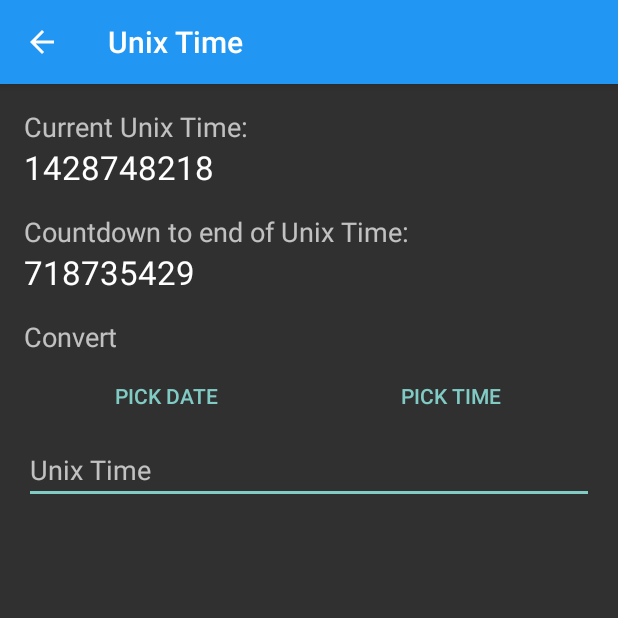
After one commit to teinvdlugt/SmartCalc, an Android app: the UnixTimeActivity screen opened directly, with no data from a screen before it, on a phone screen of 412 x 824 dp, the top half of it. The commit adds this screen. Run offline under Robolectric (Android 15) with nearby library versions, the phone set to English and light mode, and no system bars.

Commit message:
Add Unix Time

```diff
--- a/app/build.gradle
+++ b/app/build.gradle
@@ -8,8 +8,8 @@ android {
         applicationId "com.teinproductions.tein.smartcalc"
         minSdkVersion 14
         targetSdkVersion 22
-        versionCode 3
-        versionName "1.1"
+        versionCode 4
+        versionName "1.2"
     }
     buildTypes {
         release {
--- a/app/src/main/java/com/teinproductions/tein/smartcalc/IOHandler.java
+++ b/app/src/main/java/com/teinproductions/tein/smartcalc/IOHandler.java
@@ -10,8 +10,8 @@ import android.widget.Toast;
 
 import com.teinproductions.tein.smartcalc.chemistry.molu.CustomParticle;
 import com.teinproductions.tein.smartcalc.chemistry.molu.CustomParticlesActivity;
-import com.teinproductions.tein.smartcalc.conversion.numeralsystem.NumeralSystem;
-import com.teinproductions.tein.smartcalc.conversion.numeralsystem.NumeralSystemConvertActivity;
+import com.teinproductions.tein.smartcalc.computerscience.numeralsystem.NumeralSystem;
+import com.teinproductions.tein.smartcalc.computerscience.numeralsystem.NumeralSystemConvertActivity;
 
 import org.json.JSONArray;
 import org.json.JSONException;
--- a/app/src/main/java/com/teinproductions/tein/smartcalc/conversion/numeralsystem/NumeralSystem.java
+++ b/app/src/main/java/com/teinproductions/tein/smartcalc/computerscience/numeralsystem/NumeralSystem.java
@@ -1,4 +1,4 @@
-package com.teinproductions.tein.smartcalc.conversion.numeralsystem;
+package com.teinproductions.tein.smartcalc.computerscience.numeralsystem;
 
 import android.content.Context;
 
--- a/app/src/main/java/com/teinproductions/tein/smartcalc/conversion/numeralsystem/NumeralSystemConvertActivity.java
+++ b/app/src/main/java/com/teinproductions/tein/smartcalc/computerscience/numeralsystem/NumeralSystemConvertActivity.java
@@ -1,4 +1,4 @@
-package com.teinproductions.tein.smartcalc.conversion.numeralsystem;
+package com.teinproductions.tein.smartcalc.computerscience.numeralsystem;
 
 import android.os.Bundle;
 import android.support.v7.app.ActionBarActivity;
--- a/app/src/main/java/com/teinproductions/tein/smartcalc/conversion/numeralsystem/NumeralSystemEditDialog.java
+++ b/app/src/main/java/com/teinproductions/tein/smartcalc/computerscience/numeralsystem/NumeralSystemEditDialog.java
@@ -1,4 +1,4 @@
-package com.teinproductions.tein.smartcalc.conversion.numeralsystem;
+package com.teinproductions.tein.smartcalc.computerscience.numeralsystem;
 
 
 import android.app.Activity;
--- a/app/src/main/java/com/teinproductions/tein/smartcalc/conversion/numeralsystem/NumeralSystemEditText.java
+++ b/app/src/main/java/com/teinproductions/tein/smartcalc/computerscience/numeralsystem/NumeralSystemEditText.java
@@ -1,4 +1,4 @@
-package com.teinproductions.tein.smartcalc.conversion.numeralsystem;
+package com.teinproductions.tein.smartcalc.computerscience.numeralsystem;
 
 import android.text.Editable;
 import android.text.InputType;
--- a/app/src/main/java/com/teinproductions/tein/smartcalc/conversion/numeralsystem/NumeralSystemVisibleDialog.java
+++ b/app/src/main/java/com/teinproductions/tein/smartcalc/computerscience/numeralsystem/NumeralSystemVisibleDialog.java
@@ -1,4 +1,4 @@
-package com.teinproductions.tein.smartcalc.conversion.numeralsystem;
+package com.teinproductions.tein.smartcalc.computerscience.numeralsystem;
 
 
 import android.app.Activity;
--- /dev/null
+++ b/app/src/main/java/com/teinproductions/tein/smartcalc/computerscience/unixtime/UnixTimeActivity.java
@@ -0,0 +1,194 @@
+package com.teinproductions.tein.smartcalc.computerscience.unixtime;
+
+import android.app.DatePickerDialog;
+import android.app.TimePickerDialog;
+import android.os.AsyncTask;
+import android.os.Bundle;
+import android.support.v7.app.ActionBarActivity;
+import android.support.v7.widget.Toolbar;
+import android.view.KeyEvent;
+import android.view.MenuItem;
+import android.view.View;
+import android.widget.Button;
+import android.widget.DatePicker;
+import android.widget.EditText;
+import android.widget.TextView;
+import android.widget.TimePicker;
+
+import com.teinproductions.tein.smartcalc.R;
+
+import java.util.Calendar;
+import java.util.GregorianCalendar;
+
+
+public class UnixTimeActivity extends ActionBarActivity {
+
+    TextView currentTime, countDown;
+    Updater updater;
+    Button pickDate, pickTime;
+    EditText unixTimeET;
+
+    GregorianCalendar date;
+    private static final String DATE = "DATE";
+
+    @Override
+    protected void onCreate(Bundle savedInstanceState) {
+        super.onCreate(savedInstanceState);
+        setContentView(R.layout.activity_unix_time);
+        setSupportActionBar((Toolbar) findViewById(R.id.toolbar));
+        getSupportActionBar().setDisplayHomeAsUpEnabled(true);
+
+        currentTime = (TextView) findViewById(R.id.current_unix_time);
+        countDown = (TextView) findViewById(R.id.countdown);
+        pickDate = (Button) findViewById(R.id.pick_date_button);
+        pickTime = (Button) findViewById(R.id.pick_time_button);
+        unixTimeET = (EditText) findViewById(R.id.unix_time_edit_text);
+
+        unixTimeET.setOnEditorActionListener(new TextView.OnEditorActionListener() {
+            @Override
+            public boolean onEditorAction(TextView textView, int i, KeyEvent keyEvent) {
+                try {
+                    convertFromUnixTimeET();
+                    return true;
+                } catch (NumberFormatException e) {
+                    return false;
+                }
+            }
+        });
+        updater = new Updater();
+        updater.execute();
+    }
+
+    public static int getUnixTime() {
+        return (int) (System.currentTimeMillis() / 1000);
+    }
+
+    public void onClickPickDate(View view) {
+        initDate();
+
+        new DatePickerDialog(this, new DatePickerDialog.OnDateSetListener() {
+            @Override
+            public void onDateSet(DatePicker datePicker, int year, int month, int day) {
+                date = new GregorianCalendar(
+                        year, month, day,
+                        date.get(Calendar.HOUR_OF_DAY), date.get(Calendar.MINUTE), date.get(Calendar.SECOND));
+                updateButtonTexts();
+                fillUnixTimeET();
+            }
+        }, date.get(Calendar.YEAR), date.get(Calendar.MONTH), date.get(Calendar.DAY_OF_MONTH)).show();
+    }
+
+    public void onClickPickTime(View view) {
+        initDate();
+
+        new TimePickerDialog(this, new TimePickerDialog.OnTimeSetListener() {
+            @Override
+            public void onTimeSet(TimePicker timePicker, int hourOfDay, int minute) {
+                date = new GregorianCalendar(
+                        date.get(Calendar.YEAR), date.get(Calendar.MONTH), date.get(Calendar.DAY_OF_MONTH),
+                        hourOfDay, minute);
+                updateButtonTexts();
+                fillUnixTimeET();
+            }
+        }, date.get(Calendar.HOUR_OF_DAY), date.get(Calendar.MINUTE), true).show();
+    }
+
+    private void fillUnixTimeET() {
+        unixTimeET.setText("" + (int) (date.getTimeInMillis() / 1000));
+    }
+
+    private void updateButtonTexts() {
+        int year = date.get(Calendar.YEAR), month = date.get(Calendar.MONTH), day = date.get(Calendar.DAY_OF_MONTH);
+        int hour = date.get(Calendar.HOUR_OF_DAY), minute = date.get(Calendar.MINUTE);
+
+        pickDate.setText(day + " / " + month + " / " + year);
+        String minuteStr = Integer.toString(minute).length() == 1 ? "0" + minute : "" + minute;
+        pickTime.setText(hour + ":" + minuteStr);
+    }
+
+    private void convertFromUnixTimeET() throws NumberFormatException{
+        Calendar c = Calendar.getInstance();
+        c.setTimeInMillis(Long.parseLong(unixTimeET.getText().toString()));
+
+        int year = c.get(Calendar.YEAR), month = c.get(Calendar.MONTH), day = c.get(Calendar.DAY_OF_MONTH);
+        int hour = c.get(Calendar.HOUR_OF_DAY), minute = c.get(Calendar.MINUTE), second = c.get(Calendar.SECOND);
+
+        date = new GregorianCalendar(year, month, day, hour, minute, second);
+
+        updateButtonTexts();
+    }
+
+    private void initDate() {
+        if (date == null) {
+            Calendar c = Calendar.getInstance();
+
+            date = new GregorianCalendar(
+                    c.get(Calendar.YEAR),
+                    c.get(Calendar.MONTH),
+                    c.get(Calendar.DAY_OF_MONTH),
+                    c.get(Calendar.HOUR_OF_DAY),
+                    c.get(Calendar.MINUTE),
+                    c.get(Calendar.SECOND));
+        }
+    }
+
+    @Override
+    public void onSaveInstanceState(Bundle outState) {
+        outState.putSerializable(DATE, date);
+        super.onSaveInstanceState(outState);
+    }
+
+    @Override
+    protected void onRestoreInstanceState(Bundle savedInstanceState) {
+        super.onRestoreInstanceState(savedInstanceState);
+        date = (GregorianCalendar) savedInstanceState.getSerializable(DATE);
+        updateButtonTexts();
+    }
+
+    @Override
+    protected void onDestroy() {
+        updater.cancel(true);
+        super.onDestroy();
+    }
+
+    @Override
+    public boolean onOptionsItemSelected(MenuItem item) {
+        if (item.getItemId() == android.R.id.home) {
+            finish();
+            return true;
+        }
+        return false;
+    }
+
+    @SuppressWarnings("ConstantConditions")
+    class Updater extends AsyncTask<Void, Void, Void> {
+        @Override
+        protected Void doInBackground(Void... voids) {
+            while (1 + 1 == 2) {
+                if (isCancelled()) return null;
+
+                publishProgress();
+
+                try {
+                    Thread.sleep(500);
+                } catch (InterruptedException e) {
+                    e.printStackTrace();
+                }
+
+                if (isCancelled()) return null;
+
+                try {
+                    Thread.sleep(500);
+                } catch (InterruptedException e) {
+                    e.printStackTrace();
+                }
+            }
+        }
+
+        @Override
+        protected void onProgressUpdate(Void... values) {
+            currentTime.setText("" + getUnixTime());
+            countDown.setText("" + (Integer.MAX_VALUE - getUnixTime()));
+        }
+    }
+}
--- /dev/null
+++ b/app/src/main/res/layout/activity_unix_time.xml
@@ -0,0 +1,87 @@
+<?xml version="1.0" encoding="utf-8"?>
+<LinearLayout xmlns:android="http://schemas.android.com/apk/res/android"
+    android:layout_width="match_parent"
+    android:layout_height="match_parent"
+    android:orientation="vertical">
+
+    <include
+        android:id="@+id/toolbar"
+        layout="@layout/layout_app_bar" />
+
+    <LinearLayout
+        android:layout_width="match_parent"
+        android:layout_height="0dp"
+        android:layout_weight="1"
+        android:orientation="vertical"
+        android:paddingBottom="@dimen/activity_vertical_margin"
+        android:paddingLeft="@dimen/activity_horizontal_margin"
+        android:paddingRight="@dimen/activity_horizontal_margin"
+        android:paddingTop="@dimen/activity_vertical_margin">
+
+        <TextView
+            android:layout_width="wrap_content"
+            android:layout_height="wrap_content"
+            android:text="@string/current_unix_time_colon"
+            android:textAppearance="?android:attr/textAppearanceMedium" />
+
+        <TextView
+            android:id="@+id/current_unix_time"
+            android:layout_width="wrap_content"
+            android:layout_height="wrap_content"
+            android:textAppearance="?android:attr/textAppearanceLarge" />
+
+        <TextView
+            android:layout_width="wrap_content"
+            android:layout_height="wrap_content"
+            android:layout_marginTop="16dp"
+            android:text="@string/countdown_to_end_of_unix_time_colon"
+            android:textAppearance="?android:attr/textAppearanceMedium" />
+
+        <TextView
+            android:id="@+id/countdown"
+            android:layout_width="wrap_content"
+            android:layout_height="wrap_content"
+            android:textAppearance="?android:attr/textAppearanceLarge" />
+
+        <TextView
+            android:layout_width="wrap_content"
+            android:layout_height="wrap_content"
+            android:layout_marginTop="16dp"
+            android:text="@string/convert"
+            android:textAppearance="?android:attr/textAppearanceMedium" />
+
+        <LinearLayout
+            style="?android:attr/buttonBarStyle"
+            android:layout_width="match_parent"
+            android:layout_height="wrap_content"
+            android:orientation="horizontal">
+
+            <Button
+                android:id="@+id/pick_date_button"
+                style="?android:attr/buttonBarButtonStyle"
+                android:layout_width="0dp"
+                android:layout_height="wrap_content"
+                android:layout_weight="1"
+                android:onClick="onClickPickDate"
+                android:text="@string/pick_date" />
+
+            <Button
+                android:id="@+id/pick_time_button"
+                style="?android:attr/buttonBarButtonStyle"
+                android:layout_width="0dp"
+                android:layout_height="wrap_content"
+                android:layout_weight="1"
+                android:onClick="onClickPickTime"
+                android:text="@string/pick_time" />
+        </LinearLayout>
+
+        <EditText
+            android:id="@+id/unix_time_edit_text"
+            android:layout_width="match_parent"
+            android:layout_height="wrap_content"
+            android:hint="@string/unix_time"
+            android:imeOptions="actionGo"
+            android:inputType="number"/>
+
+    </LinearLayout>
+</LinearLayout>
--- a/app/src/main/res/values/strings.xml
+++ b/app/src/main/res/values/strings.xml
@@ -387,7 +387,7 @@
     <string name="enter_the_public_key">Enter the public key:</string>
     <string name="fill_all_fields">Please fill all fields</string>
     <string name="message_gt_n_title">The message is greater than n</string>
-    <string name="message_gt_n_message">This leads to incorrect encryption</string>
+    <string name="message_gt_n_message">This leads to incorrect decryption</string>
     <string name="enter_the_cipher">Enter the cipher:</string>
     <string name="cipher">Cipher</string>
     <string name="enter_the_private_key">Enter the private key:</string>
@@ -397,5 +397,11 @@
     <string name="cracking_dot_dot_dot">Cracking&#8230;</string>
     <string name="crack_successful">Crack Successful</string>
     <string name="the_message_was">The message was:</string>
+    <string name="current_unix_time_colon">Current Unix Time:</string>
+    <string name="countdown_to_end_of_unix_time_colon">Countdown to end of Unix Time:</string>
+    <string name="pick_date">Pick Date</string>
+    <string name="pick_time">Pick Time</string>
+    <string name="unix_time">Unix Time</string>
+    <string name="computer_science">Computer Science</string>
 
 </resources>
```
Also changed, not shown: app/src/main/AndroidManifest.xml (+19 -12 lines), app/src/main/java/com/teinproductions/tein/smartcalc/menu/MenuActivity.java (+12 -9 lines), 1 other file.
